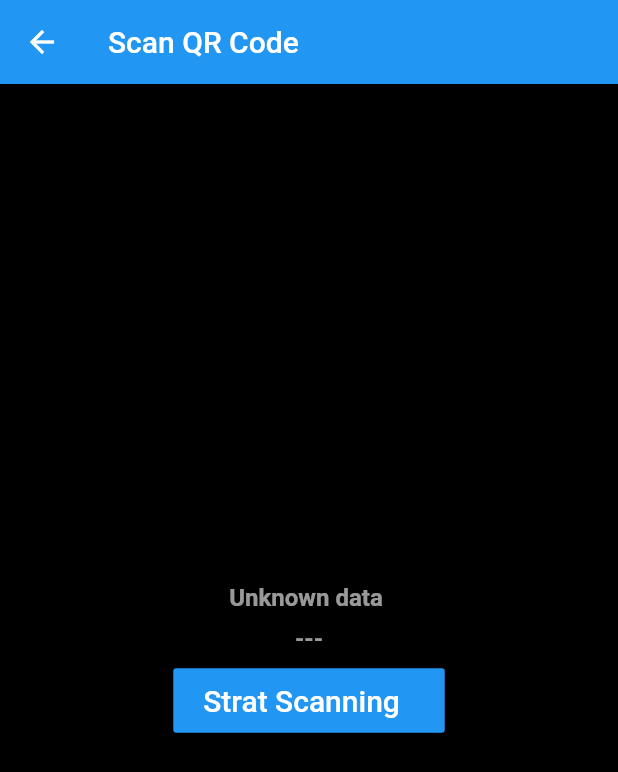
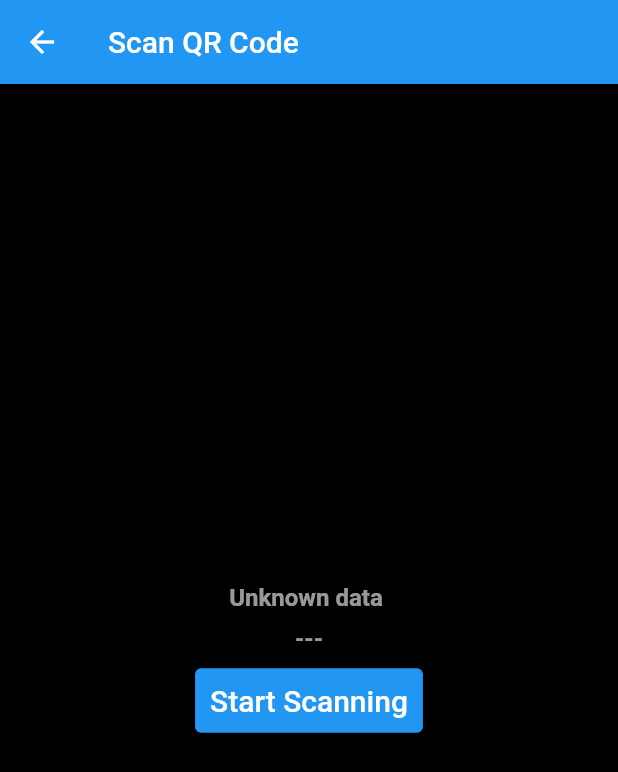
Before and after one commit to MSSohan/scan_and_generate_qr_code, a Flutter app: the ScanQRCode screen opened directly, on a phone screen of 412 x 824 dp. Shown: the top 772 px of the screen. Run offline on Flutter 3.47's test engine with Material 2 defaults, Android fonts, the phone set to English and light mode, and no system bars; our stand-ins replace barcode_widget; missing offline and left inert: flutter_barcode_scanner.

Commit message:
raised button is replaced by elevated button

```diff
--- a/lib/features/scanQRcode/scan_qr_code.dart
+++ b/lib/features/scanQRcode/scan_qr_code.dart
@@ -3,7 +3,7 @@ import 'package:flutter/services.dart';
 import 'package:flutter_barcode_scanner/flutter_barcode_scanner.dart';
 
 class ScanQRCode extends StatefulWidget {
-  ScanQRCode({Key key}) : super(key: key);
+  ScanQRCode({Key? key}) : super(key: key);
 
   @override
   _ScanQRCodeState createState() => _ScanQRCodeState();
@@ -24,33 +24,37 @@ class _ScanQRCodeState extends State<ScanQRCode> {
           children: [
             Text(
               qrCode,
-              style: TextStyle(
+              style: const TextStyle(
                   fontSize: 16,
                   color: Colors.white60,
                   fontWeight: FontWeight.bold),
             ),
-            SizedBox(
+            const SizedBox(
               height: 8,
             ),
-            Text(
+            const Text(
               '---',
               style: TextStyle(
                   fontSize: 16,
                   color: Colors.white60,
                   fontWeight: FontWeight.bold),
             ),
-            SizedBox(
+            const SizedBox(
               height: 8,
             ),
-            RaisedButton(
+            ElevatedButton(
               onPressed: () {
                 scanQrCode();
               },
-              textColor: Colors.white,
-              color: Colors.blue,
-              padding: const EdgeInsets.all(10.0),
-              child: const Text('  Strat Scanning    ',
-                  style: TextStyle(fontSize: 20)),
+              style: ElevatedButton.styleFrom(
+                primary: Colors.blue,
+                onPrimary: Colors.white,
+                padding: const EdgeInsets.all(10.0),
+              ),
+              child: const Text(
+                'Start Scanning',
+                style: TextStyle(fontSize: 20),
+              ),
             )
           ],
         ),
```
